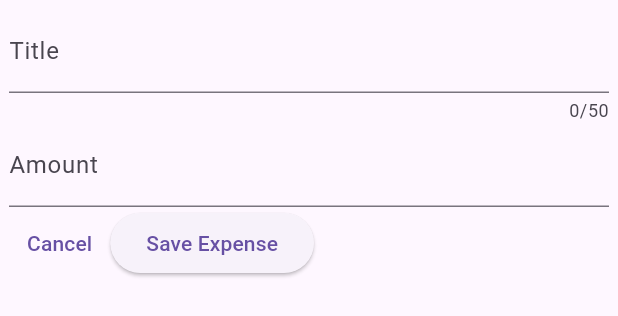
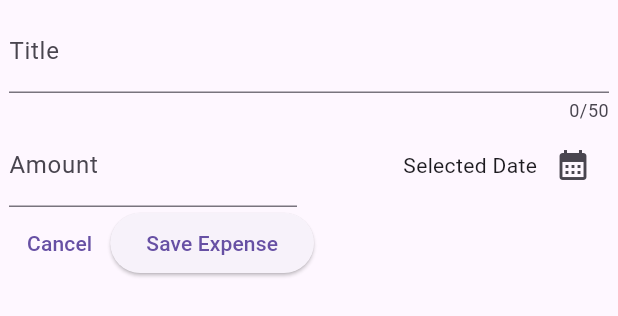
Before and after one commit to Mudasirsaeed032/Expense_Tracker_App, a Flutter app: the NewExpense widget shown alone on an empty page, opened directly, on a phone screen of 412 x 824 dp. Shown: the top 316 px of the screen. Run offline on Flutter 3.47's test engine with Material 3 defaults, Android fonts, the phone set to English and light mode, and no system bars.

Commit message:
making a date picker using showDatePicker

```diff
--- a/lib/widgets/new_expense.dart
+++ b/lib/widgets/new_expense.dart
@@ -20,6 +20,17 @@ class _NewExpenseState extends State<NewExpense> {
     super.dispose();
   }
 
+  void _presentDatePicker() {
+    final now = DateTime.now();
+    final firstDate = DateTime(now.year - 1, now.month, now.day);
+    showDatePicker(
+      context: context,
+      initialDate: now,
+      firstDate: firstDate,
+      lastDate: now,
+    );
+  }
+
   @override
   Widget build(BuildContext context) {
     return Padding(
@@ -31,13 +42,33 @@ class _NewExpenseState extends State<NewExpense> {
             maxLength: 50,
             decoration: InputDecoration(label: Text('Title')),
           ),
-          TextField(
+          Row(
+            children: [
+              Expanded(
+                child: TextField(
                   controller: _amountController,
                   keyboardType: TextInputType.number,
                   decoration: InputDecoration(
                     labelText: 'Amount',
                     prefixText: '\$',
                   ),
+                ),
+              ),
+              SizedBox(width: 16),
+              Expanded(
+                child: Row(
+                  mainAxisAlignment: MainAxisAlignment.end,
+                  crossAxisAlignment: CrossAxisAlignment.center,
+                  children: [
+                    Text('Selected Date'),
+                    IconButton(
+                      onPressed: _presentDatePicker,
+                      icon: const Icon(Icons.calendar_month),
+                    ),
+                  ],
+                ),
+              ),
+            ],
           ),
           Row(
             children: [
```
Lines whose indentation alone changed are shown as unchanged.
